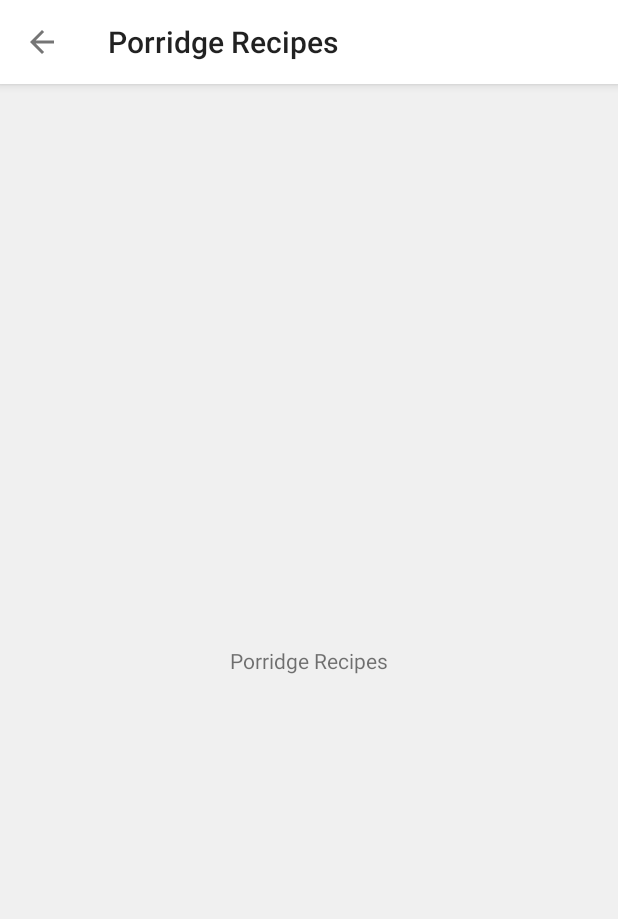
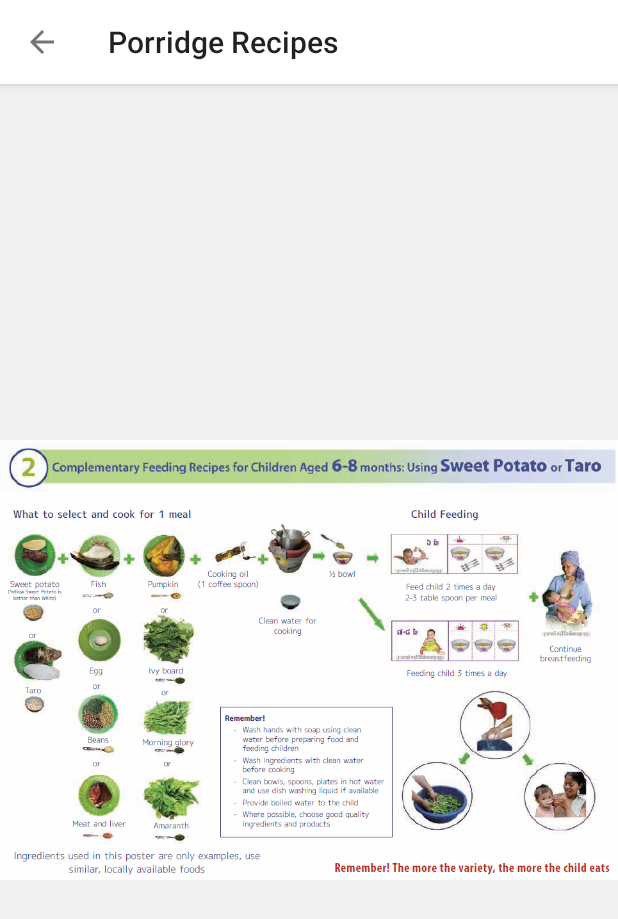
Before and after one commit to seherm/HappyBaby, an Android app: the RecipesActivity screen opened directly, with no data from a screen before it, on a phone screen of 412 x 824 dp. Shown: the top 919 px of the screen. Run offline under Robolectric (Android 15) with nearby library versions, the phone set to English and light mode, and no system bars.

Commit message:
added feedback images

```diff
--- a/app/src/main/java/com/aah/selectingfood/activity/RecipesActivity.java
+++ b/app/src/main/java/com/aah/selectingfood/activity/RecipesActivity.java
@@ -2,8 +2,10 @@ package com.aah.selectingfood.activity;
 
 import android.os.Bundle;
 import android.support.v7.widget.Toolbar;
+import android.widget.ImageView;
 
 import com.aah.selectingfood.R;
+import com.aah.selectingfood.helper.DataManagement;
 
 /** This Activity is for showing some suggestions of recipes for good meals**/
 public class RecipesActivity extends BaseActivity {
@@ -18,5 +20,8 @@ public class RecipesActivity extends BaseActivity {
             getSupportActionBar().setDisplayHomeAsUpEnabled(true);
         }
         setTitle(getString(R.string.title_activity_recipes));
+
+        ImageView imageView = (ImageView) findViewById(R.id.imageViewRecipes);
+        imageView.setImageBitmap(DataManagement.getInstance(this).loadBitmapFromAssets("recipe1.png","recipes"));
     }
 }
--- a/app/src/main/res/layout/content_recipes.xml
+++ b/app/src/main/res/layout/content_recipes.xml
@@ -8,11 +8,10 @@
     tools:context="com.aah.selectingfood.activity.RecipesActivity"
     tools:showIn="@layout/activity_recipes">
 
-    <TextView
-        android:id="@+id/textView6"
+    <ImageView
+        android:id="@+id/imageViewRecipes"
         android:layout_width="wrap_content"
         android:layout_height="wrap_content"
-        android:text="@string/side_menu_item_porridge_recipes"
         app:layout_constraintTop_toTopOf="parent"
         app:layout_constraintRight_toRightOf="parent"
         app:layout_constraintLeft_toLeftOf="parent"
```
Also changed, not shown: app/src/main/java/com/aah/selectingfood/activity/FeedbackActivity.java (+4 -3 lines), app/src/main/java/com/aah/selectingfood/model/Child.java (+8 -8 lines), app/src/main/assets/feedbackImages/candy_junk_present.png (added), app/src/main/assets/feedbackImages/drink_candy_junk_present.png (added), app/src/main/assets/feedbackImages/general_take_away.png (added), app/src/main/assets/feedbackImages/iron_rich.png (added), app/src/main/assets/feedbackImages/junkFood.png (deleted), app/src/main/assets/feedbackImages/lack_fruits_veg.png (added), app/src/main/assets/feedbackImages/lack_protein.png (added), app/src/main/assets/feedbackImages/noFruit.png (deleted), app/src/main/assets/feedbackImages/salt_present.png (added), app/src/main/assets/feedbackImages/softDrink.png (deleted), app/src/main/assets/feedbackImages/tea_present.png (added), app/src/main/assets/recipes/recipe1.png (added).
